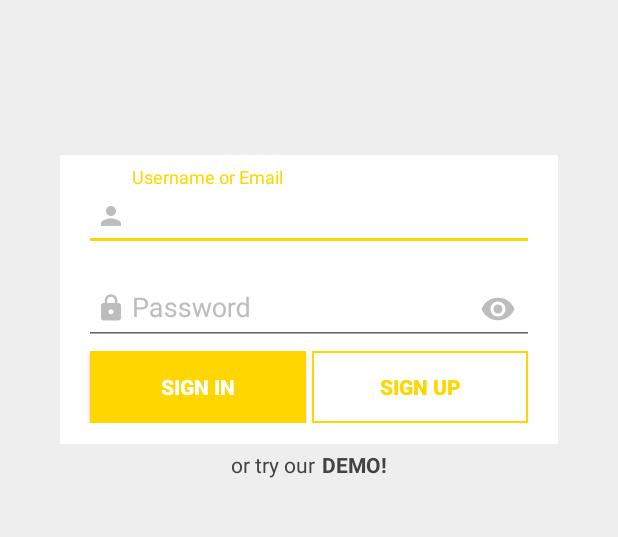
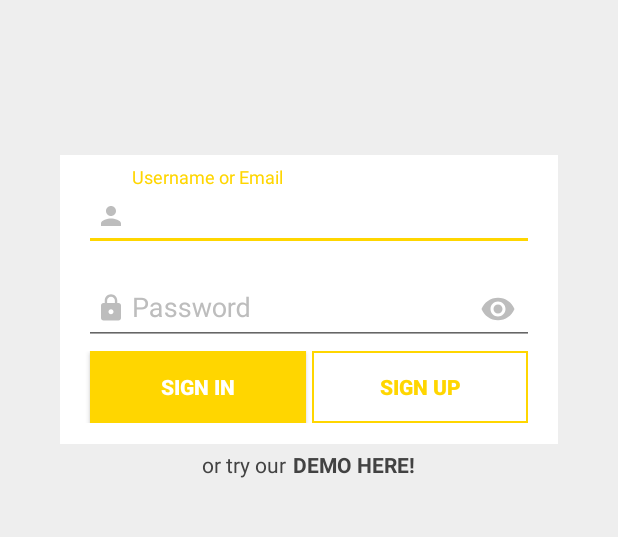
Before and after one commit to MoniccaDevelopers/MoniccaApp, an Android app: the Signin screen opened directly, with no data from a screen before it, on a phone screen of 412 x 824 dp, the part 281-818 px from its top. Run offline under Robolectric (Android 15) with nearby library versions, the phone set to English and light mode, and no system bars.

Commit message:
-- change in strings.xml

```diff
--- a/app/src/main/res/values/strings.xml
+++ b/app/src/main/res/values/strings.xml
@@ -8,7 +8,7 @@
     <string name="signin_btn_signin">sign in</string>
     <string name="signin_btn_signup">sign up</string>
     <string name="signin_text_demo">or try our</string>
-    <string name="signin_btn_demo">DEMO!</string>
+    <string name="signin_btn_demo">DEMO HERE!</string>
 
     <!-- sign up -->
     <string name="signup_desc_img">Sign Up Header</string>
```
